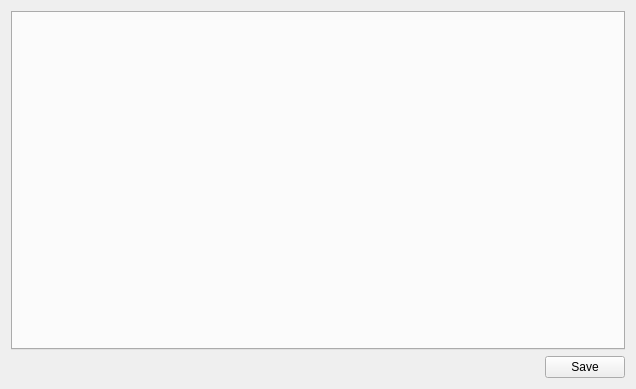
Above: AYAYA/settingswidget.ui from jkbz64/AYAYA before the change. Below: the same form after it.
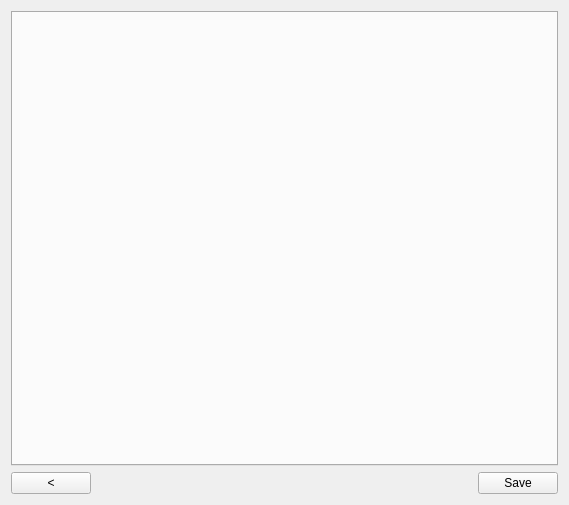
That is the form after the change.

The edit to the form file:
```diff
--- a/AYAYA/settingswidget.ui
+++ b/AYAYA/settingswidget.ui
@@ -6,8 +6,8 @@
    <rect>
     <x>0</x>
     <y>0</y>
-    <width>636</width>
-    <height>389</height>
+    <width>569</width>
+    <height>505</height>
    </rect>
   </property>
   <property name="windowTitle">
@@ -15,13 +15,6 @@
   </property>
   <layout class="QGridLayout" name="gridLayout">
    <item row="1" column="1">
-    <widget class="QPushButton" name="m_saveButton">
-     <property name="text">
-      <string>Save</string>
-     </property>
-    </widget>
-   </item>
-   <item row="1" column="0">
     <spacer name="m_spacer">
      <property name="orientation">
       <enum>Qt::Horizontal</enum>
@@ -34,7 +27,21 @@
      </property>
     </spacer>
    </item>
-   <item row="0" column="0" colspan="2">
+   <item row="1" column="2">
+    <widget class="QPushButton" name="m_saveButton">
+     <property name="text">
+      <string>Save</string>
+     </property>
+    </widget>
+   </item>
+   <item row="1" column="0">
+    <widget class="QPushButton" name="m_exitButton">
+     <property name="text">
+      <string>&lt;</string>
+     </property>
+    </widget>
+   </item>
+   <item row="0" column="0" colspan="3">
     <widget class="QTabWidget" name="m_settingsTabs"/>
    </item>
   </layout>
```
